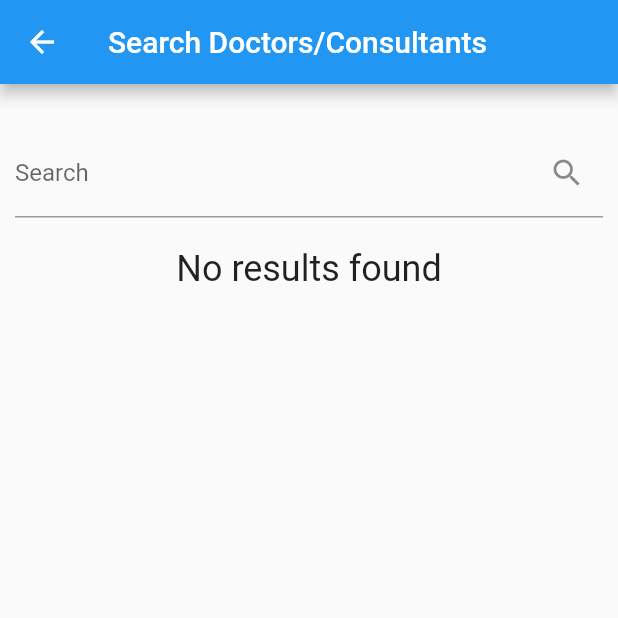
After one commit to 7abhisheknn/health_assistant_app, a Flutter app: the SearchPage screen opened directly, on a phone screen of 412 x 824 dp, the top half of it. The commit adds this screen. Run offline on Flutter 3.47's test engine with Material 2 defaults, Android fonts, the phone set to English and light mode, and no system bars; our stand-ins replace cloud_firestore, firebase_auth, firebase_core, firebase_storage, image_picker; accounts and stored records are empty.

Commit message:
searching finished

```diff
--- /dev/null
+++ b/lib/pages/search_page.dart
@@ -0,0 +1,137 @@
+import 'package:cloud_firestore/cloud_firestore.dart';
+import 'package:flutter/material.dart';
+
+class SearchPage extends StatefulWidget {
+  const SearchPage({Key? key}) : super(key: key);
+
+  @override
+  _SearchPageState createState() => _SearchPageState();
+}
+
+class _SearchPageState extends State<SearchPage> {
+  CollectionReference collectionRef =
+      FirebaseFirestore.instance.collection('doctor');
+  List<Map<String, dynamic>> _allUsers = [];
+  List<Map<String, dynamic>> _foundUsers = [];
+
+  Future<void> getData() async {
+    QuerySnapshot querySnapshot = await collectionRef.get();
+    print(querySnapshot);
+    // ignore: unnecessary_cast
+    List<Map<String, dynamic>> allData = querySnapshot.docs
+        .map((doc) => doc.data() as Map<String, dynamic>)
+        .toList() as List<Map<String, dynamic>>;
+    setState(() {
+      _allUsers = allData;
+      _foundUsers = allData;
+    });
+    print(allData);
+  }
+
+  @override
+  initState() {
+    getData();
+    super.initState();
+  }
+
+  void _runFilter(String enteredKeyword) {
+    List<Map<String, dynamic>> results = [];
+    if (enteredKeyword.isEmpty) {
+      results = _allUsers;
+    } else {
+      for (int i = 0; i < _allUsers.length; i++) {
+        if (_allUsers[i]["username"]
+            .toLowerCase()
+            .contains(enteredKeyword.toLowerCase())) {
+          results.add(_allUsers[i]);
+          break;
+        } else if (_allUsers[i]["email"]
+            .toLowerCase()
+            .contains(enteredKeyword.toLowerCase())) {
+          results.add(_allUsers[i]);
+          break;
+        } else {
+          bool contains = false;
+          for (int j = 0; j < _allUsers[i]['specialist'].length; j++) {
+            if (_allUsers[i]['specialist'][j]
+                .toLowerCase()
+                .contains(enteredKeyword.toLowerCase())) {
+              results.add(_allUsers[i]);
+              contains = true;
+              break;
+            }
+          }
+          if (contains == true) break;
+          for (int j = 0; j < _allUsers[i]['degree'].length; j++) {
+            if (_allUsers[i]['degree'][j]
+                .toLowerCase()
+                .contains(enteredKeyword.toLowerCase())) {
+              results.add(_allUsers[i]);
+              break;
+            }
+          }
+        }
+      }
+      // results = _allUsers
+      //     .where(
+      //       (user) => user["username"].toLowerCase().contains(
+      //             enteredKeyword.toLowerCase(),
+      //           ),
+      //     )
+      //     .toList();
+    }
+    setState(() {
+      _foundUsers = results;
+    });
+  }
+
+  @override
+  Widget build(BuildContext context) {
+    return Scaffold(
+      appBar: AppBar(
+        title: const Text('Search Doctors/Consultants'),
+      ),
+      body: Padding(
+        padding: const EdgeInsets.all(10),
+        child: Column(
+          children: [
+            const SizedBox(height: 20),
+            TextField(
+              onChanged: (value) => _runFilter(value),
+              decoration: const InputDecoration(
+                  labelText: 'Search', suffixIcon: Icon(Icons.search)),
+            ),
+            const SizedBox(height: 20),
+            Expanded(
+              child: _foundUsers.isNotEmpty
+                  ? ListView.builder(
+                      itemCount: _foundUsers.length,
+                      itemBuilder: (context, index) => Card(
+                        key: UniqueKey(),
+                        color: Colors.lightBlue[100],
+                        elevation: 4,
+                        margin: const EdgeInsets.symmetric(vertical: 10),
+                        child: ListTile(
+                          leading: CircleAvatar(
+                            backgroundImage:
+                                NetworkImage(_foundUsers[index]['image_url']),
+                          ),
+                          title: Text(_foundUsers[index]['username']),
+                          subtitle: Text(
+                              '${_foundUsers[index]["email"]}\n${_foundUsers[index]["degree"]} | ${_foundUsers[index]["specialist"]}'),
+                          // subtitle: Text(
+                          //     '${_foundUsers[index]["age"].toString()} years old'),
+                        ),
+                      ),
+                    )
+                  : const Text(
+                      'No results found',
+                      style: TextStyle(fontSize: 24),
+                    ),
+            ),
+          ],
+        ),
+      ),
+    );
+  }
+}
```
Also changed, not shown: lib/pages/tabs.dart (+10 -0 lines).
